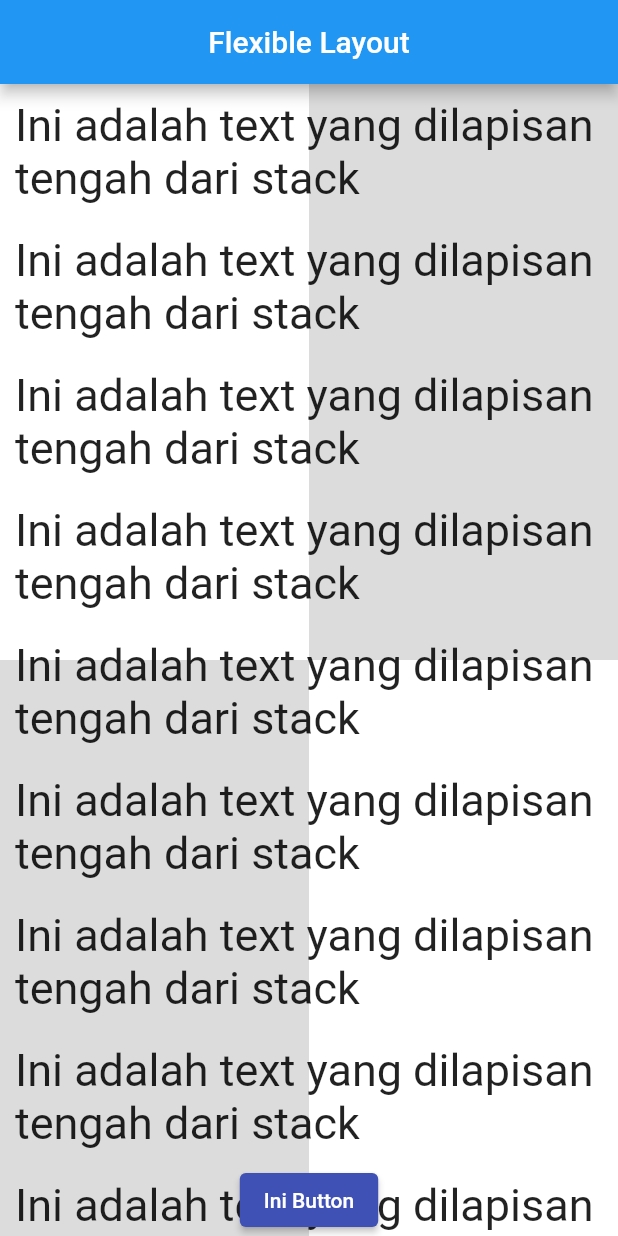
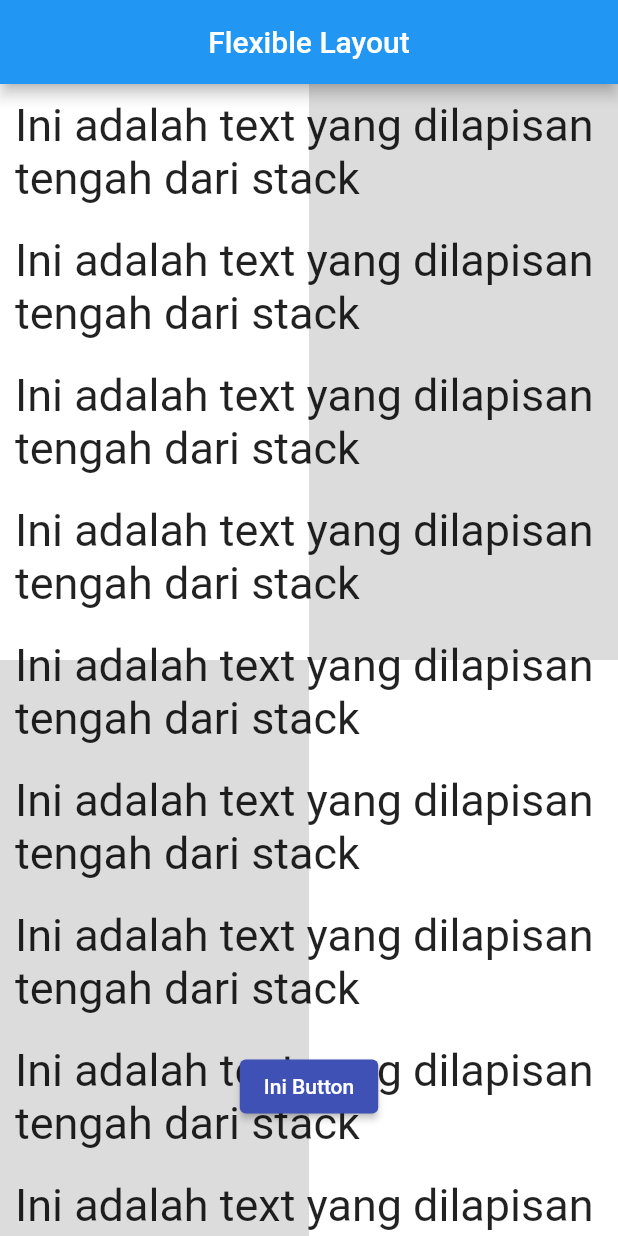
Before and after one commit to AlfonsInfo/Flutter-Learning-Journey, a Flutter app: the screen it shows after launch, on a phone screen of 412 x 824 dp. Run offline on Flutter 3.47's test engine with Material 2 defaults, Android fonts, the phone set to English and light mode, and no system bars.

Commit message:
Alignment

```diff
--- a/lib/main.dart
+++ b/lib/main.dart
@@ -79,7 +79,7 @@ class _MyAppState extends State<MyApp> {
                     )
                   ],
                 ),
-                Align(alignment: Alignment.bottomCenter ,child:ElevatedButton(child: Text("Ini Button"), style: ElevatedButton.styleFrom(backgroundColor: Colors.indigo), onPressed: (){}, ))
+                Align(alignment: Alignment(0,0.79) ,child:ElevatedButton(child: Text("Ini Button"), style: ElevatedButton.styleFrom(backgroundColor: Colors.indigo), onPressed: (){}, ))
                 //background
                 //listview dengan text
               ],
```
